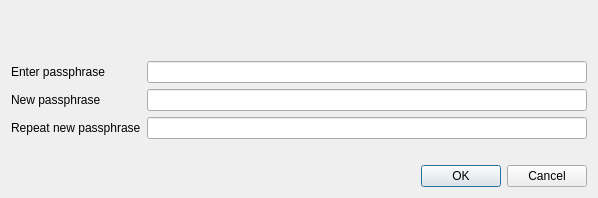
This is src/qt/forms/askpassphrasedialog.ui in corryl/ItalyCoin as Qt 5 draws it before an edit. The edited form follows.
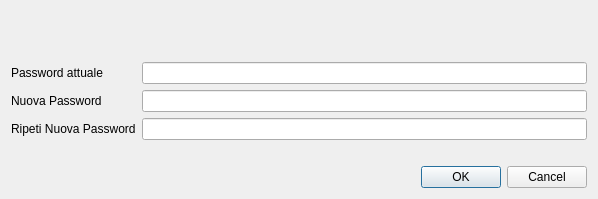
This is the edited form.

```diff
--- a/src/qt/forms/askpassphrasedialog.ui
+++ b/src/qt/forms/askpassphrasedialog.ui
@@ -7,7 +7,7 @@
     <x>0</x>
     <y>0</y>
     <width>598</width>
-    <height>198</height>
+    <height>199</height>
    </rect>
   </property>
   <property name="sizePolicy">
@@ -44,7 +44,7 @@
      <item row="0" column="0">
       <widget class="QLabel" name="passLabel1">
        <property name="text">
-        <string>Enter passphrase</string>
+        <string>Password attuale</string>
        </property>
       </widget>
      </item>
@@ -58,7 +58,7 @@
      <item row="1" column="0">
       <widget class="QLabel" name="passLabel2">
        <property name="text">
-        <string>New passphrase</string>
+        <string>Nuova Password</string>
        </property>
       </widget>
      </item>
@@ -72,7 +72,7 @@
      <item row="2" column="0">
       <widget class="QLabel" name="passLabel3">
        <property name="text">
-        <string>Repeat new passphrase</string>
+        <string>Ripeti Nuova Password</string>
        </property>
       </widget>
      </item>
```
